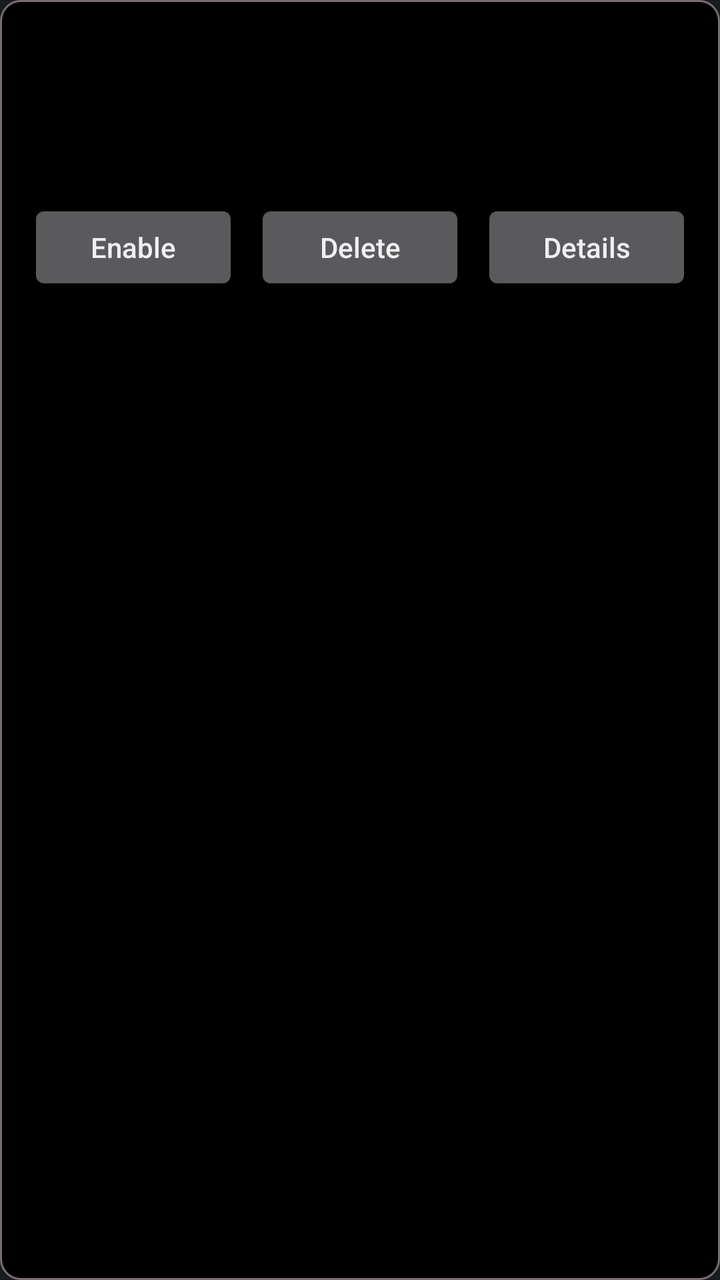
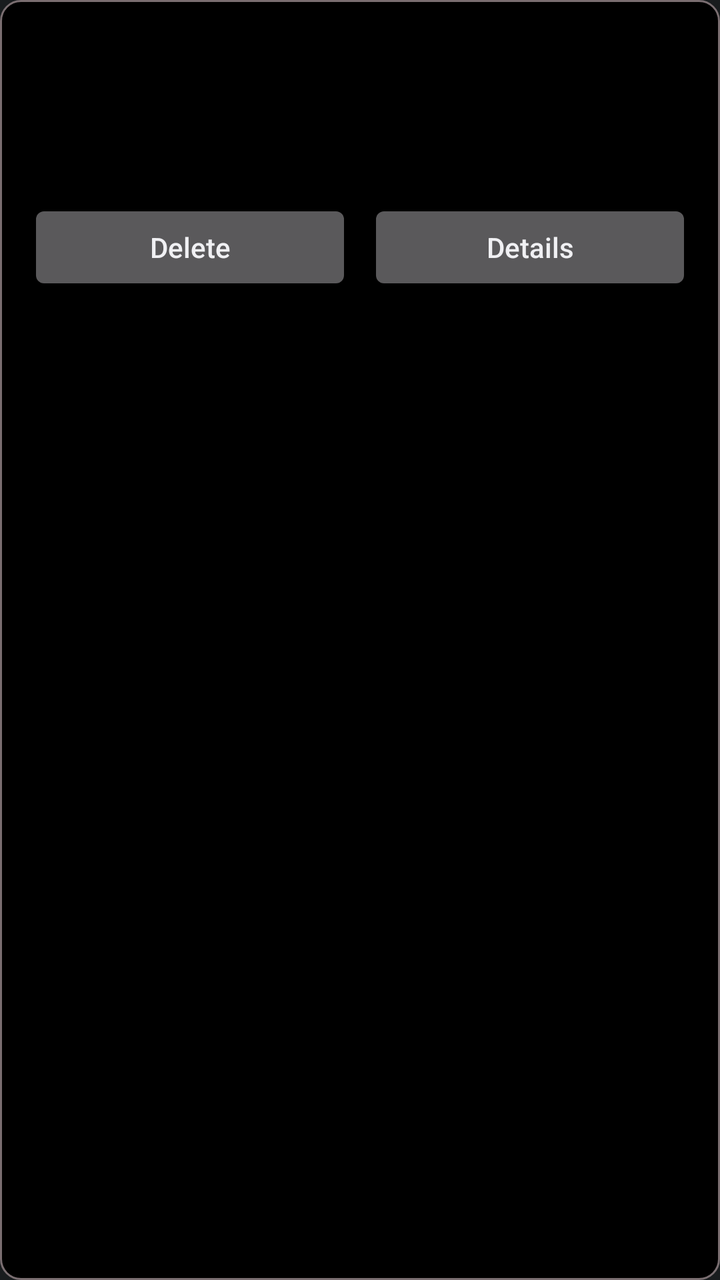

Before-and-after screenshots of an Android layout around one commit, followed by the original layout XML and the change that was made.
<!-- AndroidManifest.xml: another module's application theme android:Theme.DeviceDefault.NoActionBar -->
<!-- res/layout/item_skin_pack.xml -->
<?xml version="1.0" encoding="utf-8"?>
<LinearLayout xmlns:android="http://schemas.android.com/apk/res/android"
    android:layout_width="match_parent"
    android:layout_height="wrap_content"
    android:layout_marginTop="12dp"
    android:background="@drawable/skin_card_background"
    android:orientation="vertical"
    android:padding="14dp">

    <TextView
        android:id="@+id/skin_pack_name"
        android:layout_width="match_parent"
        android:layout_height="wrap_content"
        android:textColor="@color/text_primary"
        android:textSize="18sp"
        android:textStyle="bold" />

    <TextView
        android:id="@+id/skin_pack_author"
        android:layout_width="match_parent"
        android:layout_height="wrap_content"
        android:layout_marginTop="2dp"
        android:textColor="@color/text_muted"
        android:textSize="14sp" />

    <TextView
        android:id="@+id/skin_pack_state"
        android:layout_width="match_parent"
        android:layout_height="wrap_content"
        android:layout_marginTop="8dp"
        android:textColor="@color/text_primary"
        android:textSize="15sp"
        android:textStyle="bold" />

    <TextView
        android:id="@+id/skin_pack_delete_reason"
        android:layout_width="match_parent"
        android:layout_height="wrap_content"
        android:layout_marginTop="4dp"
        android:text="@string/skins_delete_blocked"
        android:textColor="@color/text_muted"
        android:textSize="14sp"
        android:visibility="gone" />

    <LinearLayout
        android:layout_width="match_parent"
        android:layout_height="wrap_content"
        android:layout_marginTop="12dp"
        android:orientation="horizontal">

        <Button
            android:id="@+id/skin_pack_toggle"
            android:layout_width="0dp"
            android:layout_height="wrap_content"
            android:layout_weight="1"
            android:minHeight="48dp"
            android:text="@string/skins_enable"
            android:textAllCaps="false" />

        <Button
            android:id="@+id/skin_pack_delete"
            android:layout_width="0dp"
            android:layout_height="wrap_content"
            android:layout_marginStart="8dp"
            android:layout_weight="1"
            android:minHeight="48dp"
            android:text="@string/skins_delete"
            android:textAllCaps="false" />

        <Button
            android:id="@+id/skin_pack_details"
            android:layout_width="0dp"
            android:layout_height="wrap_content"
            android:layout_marginStart="8dp"
            android:layout_weight="1"
            android:minHeight="48dp"
            android:text="@string/skins_details"
            android:textAllCaps="false" />
    </LinearLayout>
</LinearLayout>
<!-- resources referenced by this layout -->
<resources>
  <color name="text_muted">#B5A9AC</color>
  <color name="text_primary">#FFFFFF</color>
  <!-- drawable skin_card_background (drawable) -->
  <?xml version="1.0" encoding="utf-8"?>
  <shape xmlns:android="http://schemas.android.com/apk/res/android" android:shape="rectangle">
      <solid android:color="@color/surface_panel" />
      <stroke android:width="1dp" android:color="@color/text_dim" />
      <corners android:radius="10dp" />
  </shape>
  <string name="skins_delete">Delete</string>
  <string name="skins_delete_blocked">In use — turn skins OFF before deleting.</string>
  <string name="skins_details">Details</string>
  <string name="skins_enable">Enable</string>
  <color name="surface_panel">#000000</color>
  <color name="text_dim">#7A6E71</color>
</resources>

<!-- the commit's change to res/layout/item_skin_pack.xml (unified diff, before → after) -->
@@ -49,19 +49,9 @@
         android:orientation="horizontal">
 
         <Button
-            android:id="@+id/skin_pack_toggle"
-            android:layout_width="0dp"
-            android:layout_height="wrap_content"
-            android:layout_weight="1"
-            android:minHeight="48dp"
-            android:text="@string/skins_enable"
-            android:textAllCaps="false" />
-
-        <Button
             android:id="@+id/skin_pack_delete"
             android:layout_width="0dp"
             android:layout_height="wrap_content"
-            android:layout_marginStart="8dp"
             android:layout_weight="1"
             android:minHeight="48dp"
             android:text="@string/skins_delete"
<!-- resource entries referenced after the edit -->
@@ -10,9 +10,8 @@
       <corners android:radius="10dp" />
   </shape>
   <string name="skins_delete">Delete</string>
-  <string name="skins_delete_blocked">In use — turn skins OFF before deleting.</string>
+  <string name="skins_delete_blocked">In use — choose MODE: OFF in the game’s upper Pause → Options → Skins menu before deleting.</string>
   <string name="skins_details">Details</string>
-  <string name="skins_enable">Enable</string>
   <color name="surface_panel">#000000</color>
   <color name="text_dim">#7A6E71</color>
 </resources>
